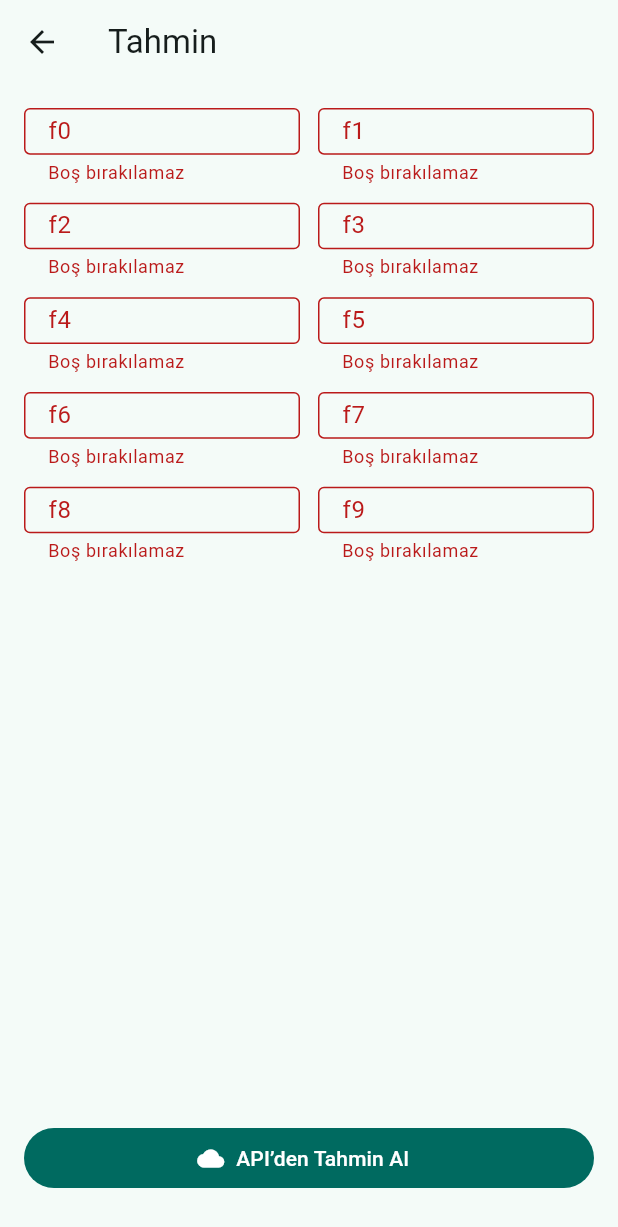
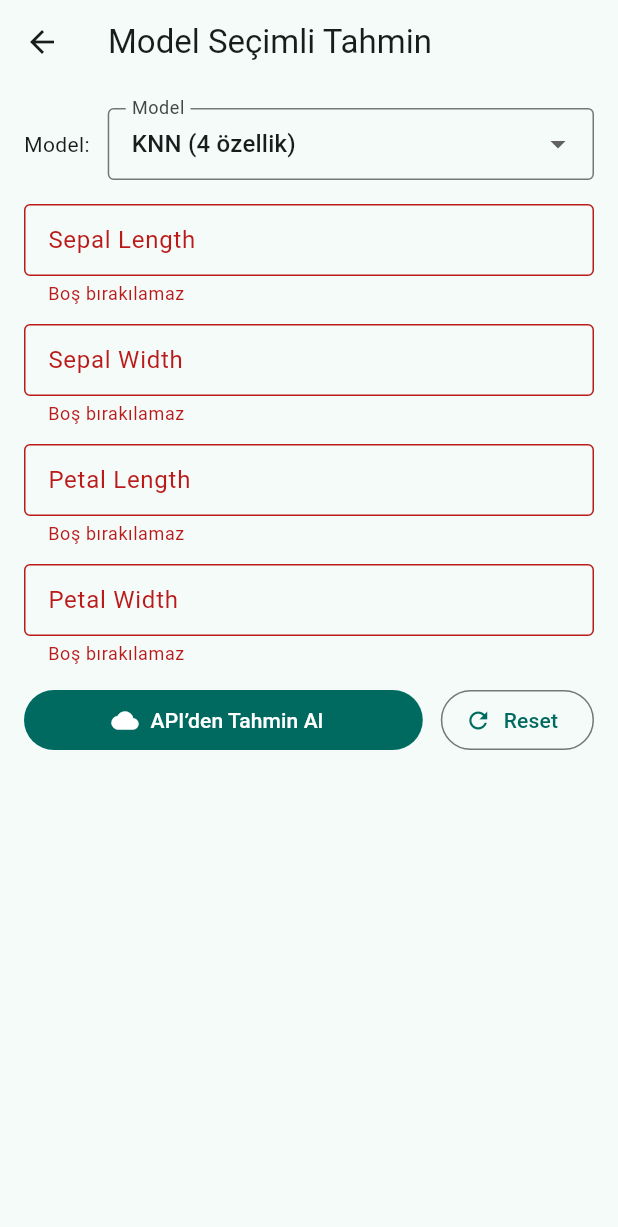
Before and after one commit to durukahraman/AI-Engineer-Training, a Flutter app: the PredictPage screen opened directly, after a tap on "API’den Tahmin Al", on a phone screen of 412 x 824 dp. Shown: the top 1227 px of the screen. Run offline on Flutter 3.47's test engine with Material 3 defaults, Android fonts, the phone set to English and light mode, and no system bars; our stand-ins replace shared_preferences; accounts and stored records are empty.

Commit message:
Gün 12: KNN modeli, FastAPI /predict_knn endpointi ve Flutter entegrasyonu

```diff
--- /dev/null
+++ b/devtools_options.yaml
@@ -0,0 +1,3 @@
+description: This file stores settings for Dart & Flutter DevTools.
+documentation: https://docs.flutter.dev/tools/devtools/extensions#configure-extension-enablement-states
+extensions:
--- a/lib/api_client.dart
+++ b/lib/api_client.dart
@@ -1,25 +1,49 @@
+// lib/api_client.dart
 import 'dart:convert';
 import 'package:http/http.dart' as http;
 
 class ApiClient {
-  static const String baseUrl = "http://127.0.0.1:8000";
+  // iOS Simulator: 127.0.0.1, Android Emulator: 10.0.2.2
+  static const String baseUrl = String.fromEnvironment(
+    'API_BASE',
+    defaultValue: 'http://127.0.0.1:8000',
+  );
 
-  static Future<int?> getNFeatures() async {
-    final r = await http.get(Uri.parse("$baseUrl/health"));
-    if (r.statusCode != 200) return null;
-    final j = jsonDecode(r.body);
-    return (j["n_features"] as num?)?.toInt();
+  static Uri _u(String path) => Uri.parse('$baseUrl$path');
+
+  static Future<Map<String, dynamic>> predict(List<double> features) async {
+    final resp = await http.post(
+      _u('/predict'),
+      headers: {'Content-Type': 'application/json'},
+      body: jsonEncode({'features': features}), // FastAPI'nin beklediği format
+    );
+    if (resp.statusCode != 200) {
+      throw Exception('HTTP ${resp.statusCode}: ${resp.body}');
+    }
+    return jsonDecode(resp.body) as Map<String, dynamic>;
   }
 
-  static Future<Map<String, dynamic>> predict(List<double> features) async {
-    final r = await http.post(
-      Uri.parse("$baseUrl/predict"),
-      headers: {"Content-Type": "application/json"},
-      body: jsonEncode({"features": features}),
+  /// YENİ: KNN endpointi: /predict_knn
+  static Future<Map<String, dynamic>> predictKnn({
+    required double sepalLength,
+    required double sepalWidth,
+    required double petalLength,
+    required double petalWidth,
+  }) async {
+    final resp = await http.post(
+      _u('/predict_knn'),
+      headers: {'Content-Type': 'application/json'},
+      body: jsonEncode({
+        'sepal_length': sepalLength,
+        'sepal_width': sepalWidth,
+        'petal_length': petalLength,
+        'petal_width': petalWidth,
+      }),
     );
-    if (r.statusCode != 200) {
-      throw Exception("API hata: ${r.statusCode} ${r.body}");
+    if (resp.statusCode != 200) {
+      throw Exception('HTTP ${resp.statusCode}: ${resp.body}');
     }
-    return jsonDecode(r.body) as Map<String, dynamic>;
+    return jsonDecode(resp.body) as Map<String, dynamic>;
   }
+
 }
--- a/lib/main.dart
+++ b/lib/main.dart
@@ -252,7 +252,10 @@ class _InfoTile extends StatelessWidget {
       contentPadding: EdgeInsets.zero,
       visualDensity: const VisualDensity(vertical: -2),
     );
+
   }
+
+
 }
 
 /// ContactPage: Form + controller + validation + Navigator.pop ile veri döndürme
--- a/lib/predict_page.dart
+++ b/lib/predict_page.dart
@@ -1,6 +1,8 @@
 import 'package:flutter/material.dart';
 import 'package:shared_preferences/shared_preferences.dart';
 import 'api_client.dart';
+
+enum ModelType { knn, classic } // classic: /predict ile çalışan (2 feature)
 
 class PredictPage extends StatefulWidget {
   const PredictPage({super.key});
@@ -10,10 +12,18 @@ class PredictPage extends StatefulWidget {
 
 class _PredictPageState extends State<PredictPage> {
   final _formKey = GlobalKey<FormState>();
+
+  ModelType _model = ModelType.knn;
+
+  // Max 4 alan; classic model 2'sini kullanır.
   final List<TextEditingController> _ctrls =
-  List.generate(10, (_) => TextEditingController());
+  List.generate(4, (_) => TextEditingController());
+
   bool _loading = false;
   String? _result;
+
+  String? _className;
+  List<double>? _probs;
 
   @override
   void dispose() {
@@ -26,21 +36,100 @@ class _PredictPageState extends State<PredictPage> {
     await sp.setString('last_prediction', text);
   }
 
+  String? _validator(String? v) {
+    if (v == null || v.trim().isEmpty) return 'Boş bırakılamaz';
+    final x = double.tryParse(v.trim().replaceAll(',', '.'));
+    if (x == null) return 'Sayı girin';
+    return null;
+  }
+
+  InputDecoration _dec(String label) => InputDecoration(
+    labelText: label,
+    border: const OutlineInputBorder(),
+    isDense: true,
+  );
+
+  List<Widget> _buildInputs() {
+    if (_model == ModelType.knn) {
+      return [
+        TextFormField(controller: _ctrls[0], decoration: _dec('Sepal Length'),
+            keyboardType: const TextInputType.numberWithOptions(decimal: true),
+            validator: _validator),
+        const SizedBox(height: 12),
+        TextFormField(controller: _ctrls[1], decoration: _dec('Sepal Width'),
+            keyboardType: const TextInputType.numberWithOptions(decimal: true),
+            validator: _validator),
+        const SizedBox(height: 12),
+        TextFormField(controller: _ctrls[2], decoration: _dec('Petal Length'),
+            keyboardType: const TextInputType.numberWithOptions(decimal: true),
+            validator: _validator),
+        const SizedBox(height: 12),
+        TextFormField(controller: _ctrls[3], decoration: _dec('Petal Width'),
+            keyboardType: const TextInputType.numberWithOptions(decimal: true),
+            validator: _validator),
+      ];
+    } else {
+      return [
+        TextFormField(controller: _ctrls[0], decoration: _dec('x1'),
+            keyboardType: const TextInputType.numberWithOptions(decimal: true),
+            validator: _validator),
+        const SizedBox(height: 12),
+        TextFormField(controller: _ctrls[1], decoration: _dec('x2'),
+            keyboardType: const TextInputType.numberWithOptions(decimal: true),
+            validator: _validator),
+      ];
+    }
+  }
+
   Future<void> _predict() async {
     if (!_formKey.currentState!.validate()) return;
 
-    final features = _ctrls.map((c) => double.parse(c.text.trim())).toList();
-
     setState(() => _loading = true);
     try {
-      final resp = await ApiClient.predict(features);
-      final pred = resp["prediction"];
-      final proba = resp["proba"];
-      final text = proba == null
-          ? "Tahmin: $pred"
-          : "Tahmin: $pred  •  Güven: ${(proba * 100).toStringAsFixed(1)}%";
-      setState(() => _result = text);
-      await _save(text);
+      if (_model == ModelType.knn) {
+        final sepalLength =
+        double.parse(_ctrls[0].text.trim().replaceAll(',', '.'));
+        final sepalWidth =
+        double.parse(_ctrls[1].text.trim().replaceAll(',', '.'));
+        final petalLength =
+        double.parse(_ctrls[2].text.trim().replaceAll(',', '.'));
+        final petalWidth =
+        double.parse(_ctrls[3].text.trim().replaceAll(',', '.'));
+
+        final resp = await ApiClient.predictKnn(
+          sepalLength: sepalLength,
+          sepalWidth: sepalWidth,
+          petalLength: petalLength,
+          petalWidth: petalWidth,
+        );
+
+        final className = resp['class_name'] as String?;
+        final probs = (resp['probs'] as List).map((e) => (e as num).toDouble()).toList();
+
+        final text =
+            'Tahmin: $className  •  Olasılıklar: ${probs.map((e) => e.toStringAsFixed(2)).toList()}';
+
+        setState(() {
+          _result = text;
+          _className = className;   // yeni
+          _probs = probs;           // yeni
+        });
+        await _save(text);
+      } else {
+        final x1 =
+        double.parse(_ctrls[0].text.trim().replaceAll(',', '.'));
+        final x2 =
+        double.parse(_ctrls[1].text.trim().replaceAll(',', '.'));
+
+        final resp = await ApiClient.predict([x1, x2]);
+        final y = (resp['prediction'] ?? resp['class']) as num?;
+        final proba = resp['proba'] as num?;
+        final text = proba == null
+            ? 'Model: Classic • Tahmin: ${y?.toString()}'
+            : 'Model: Classic • Tahmin: ${y?.toString()} • Güven: ${(proba * 100).toStringAsFixed(1)}%';
+        setState(() => _result = text);
+        await _save(text);
+      }
     } catch (e) {
       if (!mounted) return;
       ScaffoldMessenger.of(context).showSnackBar(
@@ -51,91 +140,115 @@ class _PredictPageState extends State<PredictPage> {
     }
   }
 
-  InputDecoration _dec(String label) => InputDecoration(
-    labelText: label,
-    border: const OutlineInputBorder(),
-    isDense: true,
-  );
-
-  String? _validator(String? v) {
-    if (v == null || v.trim().isEmpty) return 'Boş bırakılamaz';
-    final x = double.tryParse(v);
-    if (x == null) return 'Sayı girin';
-    // opsiyonel sınır: if (x < -10 || x > 10) return '-10 ile 10 arası';
-    return null;
+  void _reset() {
+    for (final c in _ctrls) c.clear();
+    setState(() {
+      _result = null;
+      _className = null;
+      _probs = null;
+    });
   }
 
 
   @override
   Widget build(BuildContext context) {
     return Scaffold(
-      appBar: AppBar(title: const Text('Tahmin')),
+      appBar: AppBar(title: const Text('Model Seçimli Tahmin')),
       body: SafeArea(
         child: Padding(
           padding: const EdgeInsets.all(16),
           child: Column(
             children: [
-              // GridView mutlaka sınırlı yükseklik almalı → Expanded
-              Expanded(
-                child: Form(
-                  key: _formKey,
-                  child: GridView.builder(
-                    gridDelegate: const SliverGridDelegateWithFixedCrossAxisCount(
-                      crossAxisCount: 2,
-                      crossAxisSpacing: 12,
-                      mainAxisSpacing: 12,
-                      childAspectRatio: 3.6,
-                    ),
-                    itemCount: _ctrls.length, // 10
-                    itemBuilder: (_, i) => TextFormField(
-                      controller: _ctrls[i],
-                      decoration: InputDecoration(
-                        labelText: 'f$i',
-                        border: const OutlineInputBorder(),
-                        isDense: true,
-                      ),
-                      keyboardType: const TextInputType.numberWithOptions(decimal: true),
-                      validator: (v) {
-                        if (v == null || v.trim().isEmpty) return 'Boş bırakılamaz';
-                        final x = double.tryParse(v);
-                        if (x == null) return 'Sayı girin';
-                        return null;
+              // Model seçimi
+              Row(
+                children: [
+                  const Text('Model:'),
+                  const SizedBox(width: 12),
+                  Expanded(
+                    child: DropdownButtonFormField<ModelType>(
+                      value: _model,
+                      decoration: _dec('Model'),
+                      items: const [
+                        DropdownMenuItem(
+                          value: ModelType.knn,
+                          child: Text('KNN (4 özellik)'),
+                        ),
+                        DropdownMenuItem(
+                          value: ModelType.classic,
+                          child: Text('Classic (/predict, 2 özellik)'),
+                        ),
+                      ],
+                      onChanged: (v) {
+                        setState(() {
+                          _model = v ?? ModelType.knn;
+                          _result = null; // eski sonucu temizle
+                        });
                       },
                     ),
                   ),
-                ),
+                ],
+              ),
+              const SizedBox(height: 16),
+
+              // Dinamik inputlar
+              Form(
+                key: _formKey,
+                child: Column(children: _buildInputs()),
               ),
 
               const SizedBox(height: 12),
-
-              SizedBox(
-                width: double.infinity,
-                child: FilledButton.icon(
-                  onPressed: _loading ? null : _predict,
-                  icon: _loading
-                      ? const SizedBox(
-                    width: 18, height: 18,
-                    child: CircularProgressIndicator(strokeWidth: 2),
-                  )
-                      : const Icon(Icons.cloud),
-                  label: Text(_loading ? 'Gönderiliyor...' : 'API’den Tahmin Al'),
-                ),
+              Row(
+                children: [
+                  Expanded(
+                    child: FilledButton.icon(
+                      onPressed: _loading ? null : _predict,
+                      icon: _loading
+                          ? const SizedBox(width: 18, height: 18, child: CircularProgressIndicator(strokeWidth: 2))
+                          : const Icon(Icons.cloud),
+                      label: Text(_loading ? 'Gönderiliyor...' : 'API’den Tahmin Al'),
+                    ),
+                  ),
+                  const SizedBox(width: 12),
+                  OutlinedButton.icon(
+                    onPressed: _reset,
+                    icon: const Icon(Icons.refresh),
+                    label: const Text('Reset'),
+                  ),
+                ],
               ),
 
               const SizedBox(height: 12),
-
               if (_result != null)
                 Card(
-                  child: ListTile(
-                    leading: const Icon(Icons.insights),
-                    title: Text(_result!, style: const TextStyle(fontSize: 16)),
+                  child: Padding(
+                    padding: const EdgeInsets.all(12.0),
+                    child: Column(
+                      crossAxisAlignment: CrossAxisAlignment.start,
+                      children: [
+                        const Row(
+                          children: [
+                            Icon(Icons.insights),
+                            SizedBox(width: 8),
+                            Text('Tahmin Sonucu', style: TextStyle(fontSize: 16, fontWeight: FontWeight.bold)),
+                          ],
+                        ),
+                        const SizedBox(height: 8),
+                        if (_className != null)
+                          Chip(
+                            label: Text(_className!, style: const TextStyle(color: Colors.white)),
+                            backgroundColor: Colors.blue,
+                          ),
+                        const SizedBox(height: 8),
+                        Text(_result!),
+                      ],
+                    ),
                   ),
                 ),
+
             ],
           ),
         ),
       ),
     );
   }
-
 }
```
Also changed, not shown: lib/widgets/item_card.dart (added, +28 -0 lines), 2 other files.
